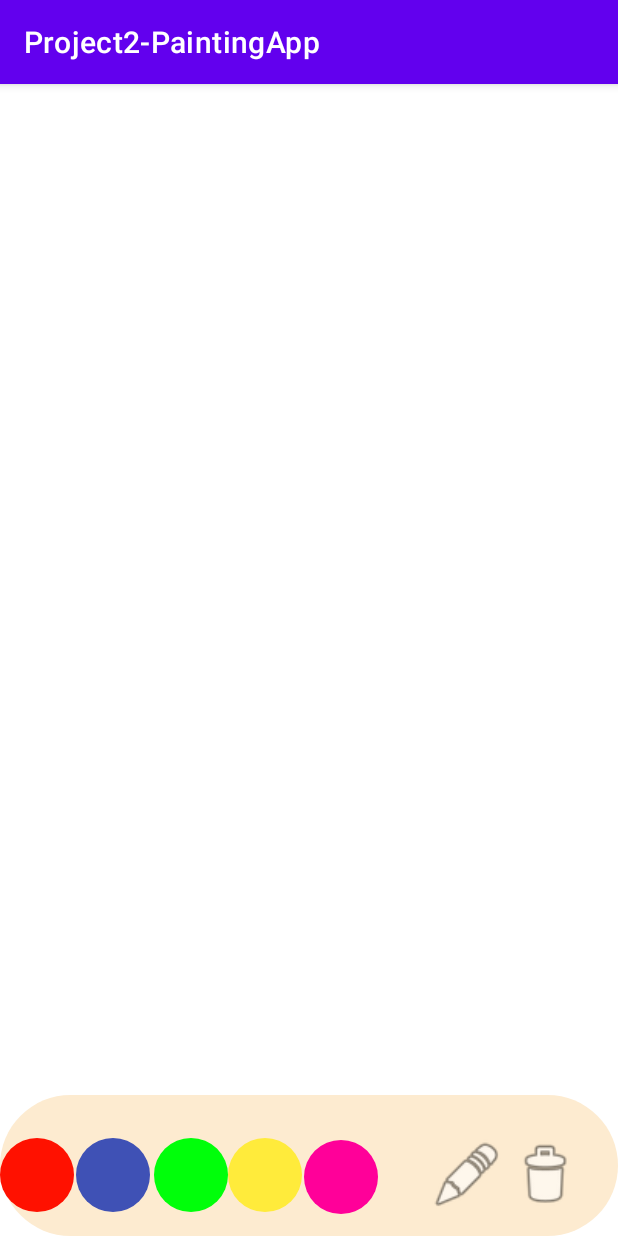
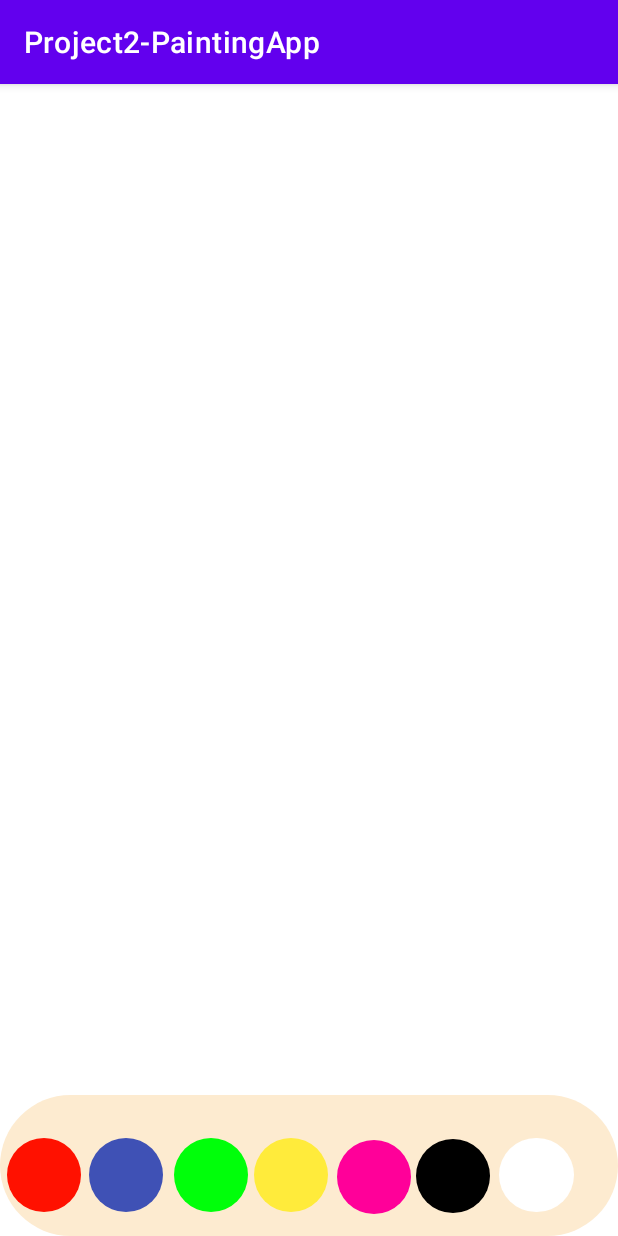
Before and after one commit to JackWilliamOHara/Project2App, an Android app: the Canvas screen opened directly, with no data from a screen before it, on a phone screen of 412 x 824 dp. Run offline under Robolectric (Android 15) with nearby library versions, the phone set to English and light mode, and no system bars.

Commit message:
Updated Canvas (Cian)
Updated Canvas (Cian)

```diff
--- /dev/null
+++ b/Project2PaintingApp/app/src/main/res/drawable/button_black.xml
@@ -0,0 +1,8 @@
+<?xml version="1.0" encoding="utf-8"?>
+<shape xmlns:android="http://schemas.android.com/apk/res/android">
+
+    <corners
+        android:radius="100dp"/>
+    <solid
+        android:color="#000"/>
+</shape>
--- /dev/null
+++ b/Project2PaintingApp/app/src/main/res/drawable/button_white.xml
@@ -0,0 +1,7 @@
+<?xml version="1.0" encoding="utf-8"?>
+<shape xmlns:android="http://schemas.android.com/apk/res/android">
+    <corners
+        android:radius="100dp"/>
+    <solid
+        android:color="#FFFFFF"/>
+</shape>
--- a/Project2PaintingApp/app/src/main/res/layout/canvas.xml
+++ b/Project2PaintingApp/app/src/main/res/layout/canvas.xml
@@ -51,13 +51,12 @@
             app:layout_constraintEnd_toEndOf="parent"
             app:layout_constraintStart_toEndOf="@+id/pencil"
             app:layout_constraintTop_toTopOf="parent"
-            app:srcCompat="@android:drawable/ic_menu_delete" />
+            app:srcCompat="@drawable/button_white" />
 
         <ImageView
             android:id="@+id/pencil"
             android:layout_width="49dp"
             android:layout_height="49dp"
-            android:layout_marginStart="36dp"
             android:layout_marginTop="28dp"
             android:layout_marginEnd="1dp"
             android:layout_marginBottom="15dp"
@@ -67,7 +66,8 @@
             app:layout_constraintEnd_toStartOf="@+id/eraser"
             app:layout_constraintStart_toEndOf="@+id/buttonmagenta"
             app:layout_constraintTop_toTopOf="parent"
-            app:srcCompat="@android:drawable/ic_menu_edit" />
+            app:layout_constraintVertical_bias="1.0"
+            app:srcCompat="@drawable/button_black" />
 
         <ImageView
             android:id="@+id/buttonyellow"
```
Also changed, not shown: Project2PaintingApp/app/src/main/java/com/example/project2_paintingapp/Join.java (added, +35 -0 lines), Project2PaintingApp/app/src/main/res/layout/join.xml (added, +63 -0 lines).
